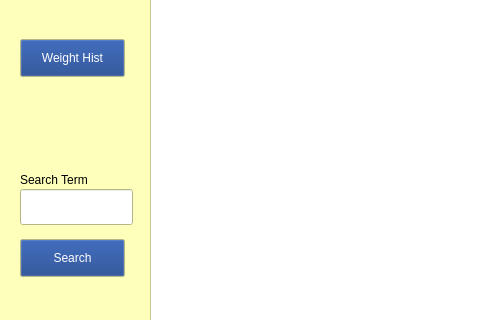
Above: mainwindow.ui from whelanh/journalQT before the change; both pictures show x 0 to 480 and y 198 to 518 of the 1201 by 696 pixel window. Below: the same form after it.
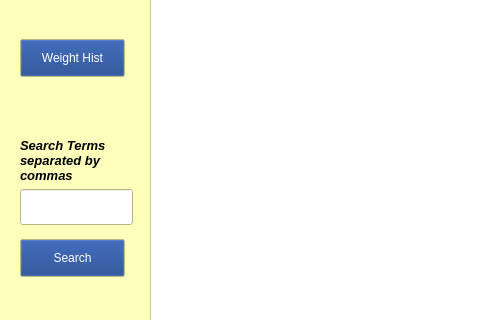
That is the form after the change.

Commit message: Modified search button to allow multiple search terms

Patch:
```diff
--- a/mainwindow.ui
+++ b/mainwindow.ui
@@ -218,13 +218,24 @@
     <property name="geometry">
      <rect>
       <x>20</x>
-      <y>350</y>
+      <y>311</y>
       <width>101</width>
-      <height>22</height>
+      <height>61</height>
      </rect>
     </property>
+    <property name="font">
+     <font>
+      <pointsize>10</pointsize>
+      <weight>75</weight>
+      <italic>true</italic>
+      <bold>true</bold>
+     </font>
+    </property>
     <property name="text">
-     <string>Search Term</string>
+     <string>Search Terms separated by commas</string>
+    </property>
+    <property name="wordWrap">
+     <bool>true</bool>
     </property>
    </widget>
    <widget class="QPushButton" name="searchButton">
```
The commit also changes 2 other files.
